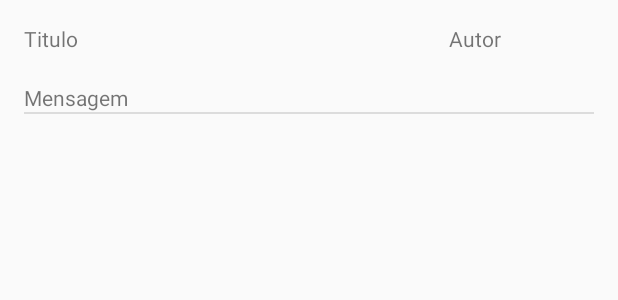
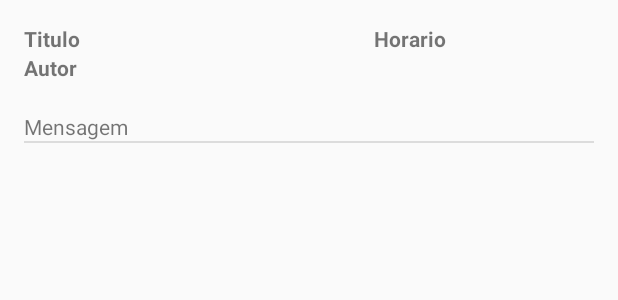
Before and after one commit to Eddycarlos45/-PushFatec, an Android app: the layout adapter_lista.xml on its own in the app's theme, with its tools: preview values and no code run, on a phone screen of 412 x 824 dp. Shown: the top 300 px of the screen. Run offline under Robolectric (Android 15) with nearby library versions, the phone set to English and light mode, and no system bars.

Commit message:
Push Fatec

```diff
--- a/PushFatecAdmin/app/src/main/java/com/example/edson/pushfatecadmin/Activity/MensagemActivity.java
+++ b/PushFatecAdmin/app/src/main/java/com/example/edson/pushfatecadmin/Activity/MensagemActivity.java
@@ -114,9 +114,9 @@ public class MensagemActivity extends AppCompatActivity {
             String autor_db = "De: " + myCursor.getString(1);
             String mensagem_db = "Mensagem: " + myCursor.getString(2);
             String titulo_db = "Título: " + myCursor.getString(3);
-            //  String horario_db = myCursor.getString(4);
+            String horario_db = myCursor.getString(4);
 
-            Mensagem mensagem = new Mensagem(id_db, autor_db, mensagem_db, titulo_db);
+            Mensagem mensagem = new Mensagem(id_db, autor_db, mensagem_db, titulo_db,horario_db);
             this.listaMensagem.add(mensagem);
 
         }
--- a/PushFatecAdmin/app/src/main/java/com/example/edson/pushfatecadmin/Adapter/AdapterMensagens.java
+++ b/PushFatecAdmin/app/src/main/java/com/example/edson/pushfatecadmin/Adapter/AdapterMensagens.java
@@ -35,6 +35,8 @@ public class AdapterMensagens extends RecyclerView.Adapter<AdapterMensagens.MyVi
         holder.mensagem.setText(mensagem.getMensagem());
         holder.titulo.setText(mensagem.getTitulo());
         holder.autor.setText(mensagem.getAutor());
+        holder.horario.setText(mensagem.getHorario());
+
 
 
 
@@ -49,6 +51,7 @@ public class AdapterMensagens extends RecyclerView.Adapter<AdapterMensagens.MyVi
         TextView titulo;
         TextView autor;
         TextView mensagem;
+        TextView horario;
 
 
         public MyViewHolder(View itemView) {
@@ -58,6 +61,7 @@ public class AdapterMensagens extends RecyclerView.Adapter<AdapterMensagens.MyVi
             titulo = itemView.findViewById(R.id.text_titulo);
             autor = itemView.findViewById(R.id.text_autor);
             mensagem = itemView.findViewById(R.id.text_mensagem);
+            horario = itemView.findViewById(R.id.text_horario);
         }
     }
 }
--- a/PushFatecAdmin/app/src/main/res/layout/adapter_lista.xml
+++ b/PushFatecAdmin/app/src/main/res/layout/adapter_lista.xml
@@ -20,24 +20,35 @@
             android:id="@+id/text_titulo"
             android:layout_width="wrap_content"
             android:layout_height="wrap_content"
-            android:layout_weight="4"
-            android:text="Titulo" />
+            android:layout_weight="2"
+            android:text="@string/Titulo"
+            android:textStyle="bold" />
 
 
         <TextView
-            android:id="@+id/text_autor"
+            android:id="@+id/text_horario"
             android:layout_width="wrap_content"
             android:layout_height="wrap_content"
             android:layout_weight="1"
-            android:text="Autor" />
+            android:text="@string/horario"
+            android:textStyle="bold"
+            tools:text="Horario" />
     </LinearLayout>
+
+    <TextView
+        android:id="@+id/text_autor"
+        android:layout_width="match_parent"
+        android:layout_height="0dp"
+        android:layout_weight="1"
+        android:text="@string/autor"
+        android:textStyle="bold" />
 
     <TextView
         android:id="@+id/text_mensagem"
         android:layout_width="wrap_content"
         android:layout_height="wrap_content"
         android:layout_marginTop="20dp"
-        android:text="Mensagem" />
+        android:text="@string/mensagem" />
 
     <View
         android:id="@+id/divider"
--- a/PushFatecAdmin/app/src/main/res/values/strings.xml
+++ b/PushFatecAdmin/app/src/main/res/values/strings.xml
@@ -25,4 +25,8 @@
     <string name="Título">Título</string>
     <string name="title_activity_mensagem">MensagemActivity</string>
     <string name="textview">TextView</string>
+    <string name="Titulo">Titulo</string>
+    <string name="horario">Horario</string>
+    <string name="autor">Autor</string>
+    <string name="mensagem">Mensagem</string>
 </resources>
```
Also changed, not shown: PushFatecAdmin/app/src/main/java/com/example/edson/pushfatecadmin/Activity/SendActivity.java (+27 -3 lines), PushFatecAdmin/app/src/main/java/com/example/edson/pushfatecadmin/Model/Mensagem.java (+14 -1 lines).
